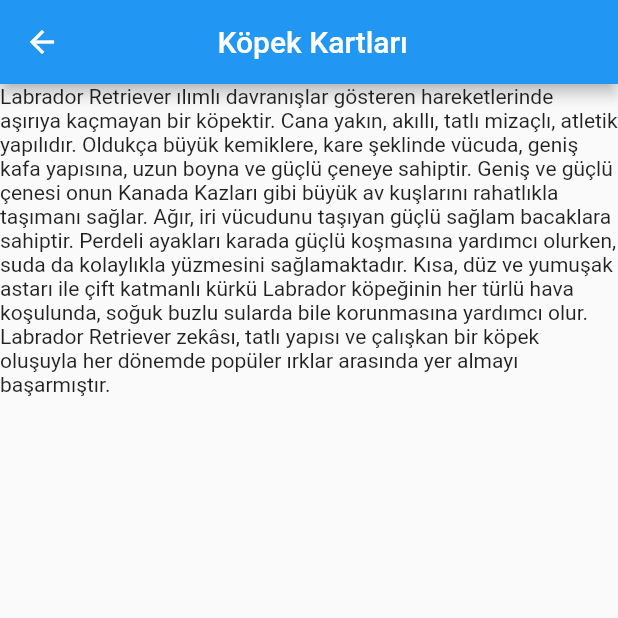
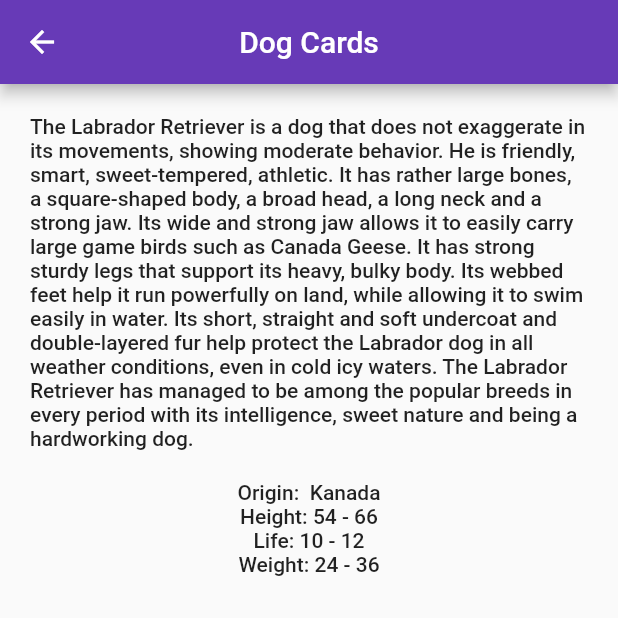
Before and after one commit to LadyAnyone/dog_cards_informations_app, a Flutter app: the DogDetailView screen opened directly with sample values from the repository, on a phone screen of 412 x 824 dp, the top half of it. Run offline on Flutter 3.47's test engine with Material 2 defaults, Android fonts, the light colour scheme and no system bars; network calls fail.

Commit message:
Corrections have been made.

```diff
--- a/lib/core/const/String.dart
+++ b/lib/core/const/String.dart
@@ -1,6 +1,10 @@
+
+
 class ProjectStrings {
-  static String title = ' Köpek Kartları';
-  static String projectLandingTitle = 'Köpek Türlerini Öğren';
-  static String landingViewExplanation = 'Köpek türlerini hemen öğrenmek için devam et.';
-  static String landingElevatedButtonText = 'Devam et bro!';
+  static String title = 'Dog Cards';
+  static String projectLandingTitle = 'Learn Dog Breeds';
+  static String landingViewExplanation =
+      'Continue to learn about dog breeds now.';
+  static String landingElevatedButtonText = 'Keep going!';
+  static String dogCardDetailButton = 'Detail';
 }
--- a/lib/core/const/dogs_list.dart
+++ /dev/null
@@ -1,2 +0,0 @@
-// ignore_for_file: public_member_api_docs, sort_constructors_first
-import 'package:flutter/material.dart';
--- /dev/null
+++ b/lib/core/const/media_quary.dart
@@ -0,0 +1,6 @@
+class ProjectMediaQuary {
+  static double minMediaQuarySize = 0.4;
+  static double mediumMediaQuarySize = 0.5;
+  static double largeMediaQuarySize = 50;
+  static double xLargeMediaQuarySize = 200;
+}
--- a/lib/product/dogs.dart
+++ b/lib/product/dogs.dart
@@ -1,7 +1,7 @@
+import 'package:dog_cards_informations_app/core/const/image_url.dart';
 import 'package:dog_cards_informations_app/models/dog_model.dart';
 import 'package:dog_cards_informations_app/models/range.dart';
 
-// localization dosyası ???????????????????????
 class DogsConstants {
   final List<Dog> dogs = [
     Dog(
@@ -10,27 +10,27 @@ class DogsConstants {
         originCountry: 'Kanada',
         heightRange: Range(min: 54, max: 66),
         weightRange: Range(min: 24, max: 36),
-        pictureURL: 'https://blog.petibom.com/wp-content/uploads/2021/10/yavru-sari-siyah-labrador-retriever-irki.jpg',
+        pictureURL: ProjectImageUrl.labrodorImageUrl,
         detail:
-            'Labrador Retriever ılımlı davranışlar gösteren hareketlerinde aşırıya kaçmayan bir köpektir. Cana yakın, akıllı, tatlı mizaçlı, atletik yapılıdır. Oldukça büyük kemiklere, kare şeklinde vücuda, geniş kafa yapısına, uzun boyna ve güçlü çeneye sahiptir. Geniş ve güçlü çenesi onun Kanada Kazları gibi büyük av kuşlarını rahatlıkla taşımanı sağlar. Ağır, iri vücudunu taşıyan güçlü sağlam bacaklara sahiptir. Perdeli ayakları karada güçlü koşmasına yardımcı olurken, suda da kolaylıkla yüzmesini sağlamaktadır. Kısa, düz ve yumuşak astarı ile çift katmanlı kürkü Labrador köpeğinin her türlü hava koşulunda, soğuk buzlu sularda bile korunmasına yardımcı olur. Labrador Retriever zekâsı, tatlı yapısı ve çalışkan bir köpek oluşuyla her dönemde popüler ırklar arasında yer almayı başarmıştır.'),
+            'The Labrador Retriever is a dog that does not exaggerate in its movements, showing moderate behavior. He is friendly, smart, sweet-tempered, athletic. It has rather large bones, a square-shaped body, a broad head, a long neck and a strong jaw. Its wide and strong jaw allows it to easily carry large game birds such as Canada Geese. It has strong sturdy legs that support its heavy, bulky body. Its webbed feet help it run powerfully on land, while allowing it to swim easily in water. Its short, straight and soft undercoat and double-layered fur help protect the Labrador dog in all weather conditions, even in cold icy waters. The Labrador Retriever has managed to be among the popular breeds in every period with its intelligence, sweet nature and being a hardworking dog.'),
     Dog(
-        name: 'Golden',
+        name: 'Golden Retriever',
         lifeTimeRange: Range(min: 10, max: 13),
         originCountry: 'İngiltere',
         heightRange: Range(min: 52, max: 61),
         weightRange: Range(min: 25, max: 34),
-        pictureURL: 'https://blog.petibom.com/wp-content/uploads/2021/09/Yavru-golden-retriever.jpg',
+        pictureURL: ProjectImageUrl.goldenImageUrl,
         detail:
-            'Golden Retriever bulunduğu ortamda sevimliliği, cana yakınlığı ve oyunculuğu ile tüm gözleri üzerine çekmektedir. Orta büyüklüğe sahip bu sevimli ırk, açık kahverengi ve krem tonlarındaki yumuşak ve göz alıcı bedeniyle kalpleri kazanır. Atletik, ve güçlü bir yapısı vardır. Güçlü ön ve arka ayakları ile karada olduğu gibi suda da hareket etme, avlanma yeteneğine sahiptir. Düz veya dalgalı kabarık kürke sahiptir. Dost canlısı olan Golden Retriever kısa sürede ailenizden birisi olur. Akıllı ve komutları uygulayabilen bir cins oldukları için eğitim süreci gösterilen düzene bağlı olarak kısa sürede tamamlanabilir. Aile üyeleri ile zaman geçirmekten hoşlanırlar ve sahibini memnun etmeye istekli tavırlar sergilerler. Golden Retriever ırkı sevilmeye ve sevgilerini göstermeye bayılır.'),
+            'The Golden Retriever attracts all eyes with its cuteness, friendliness and playfulness in its environment. This cute medium-sized breed wins hearts with its soft and eye-catching body in light brown and cream tones. He is athletic and has a strong build. With its strong fore and hind legs, it has the ability to move and hunt in water as well as on land. It has smooth or wavy fluffy fur. The friendly Golden Retriever quickly becomes a member of your family. Because they are intelligent and can execute commands, the training process can be completed in a short time depending on the layout shown. They enjoy spending time with family members and are eager to please their owner. The Golden Retriever breed loves to be petted and shown their love.'),
     Dog(
-        name: 'Sibiryi Kurdu',
-        lifeTimeRange: Range(min: 11, max: 15),
-        originCountry: 'Sibirya',
-        heightRange: Range(min: 50, max: 60),
-        weightRange: Range(min: 15, max: 27),
-        pictureURL:
-            'https://blog.petibom.com/wp-content/uploads/2021/10/mavi-gozlu-Siberian-husky-irki-ozellikleri.jpg',
-        detail:
-            'Sibirya Kurdu, güçlü, zeki, dayanıklı ve asil duruşlu bir köpektir. Sibirya Kurdu, Siberian Husky ve Arctic Husky adlarıyla anılmaktadır. Eğlenmeyi seven ve maceracı yer yer de yaramaz yapısı ile insanların hayatında yer almıştır. Orta büyüklükte, gücü, hızı, dayanıklılığıyla çalışan kızak köpeği olarak bilinir. Çok soğuk havalarda onu koruyan bir kürk yapısı vardır. Donmuş alanlarda, buzullar üzerinde orta hızda hafif yükleri, paketleri taşırlar. Genellikle keskin yüz ifadesine sahip olsa da Sibirya Kurdu arkadaş canlısı, sevecen, ilgili ve herkesle iyi anlaşabilen bir köpektir.'),
+      name: 'Husky',
+      lifeTimeRange: Range(min: 11, max: 15),
+      originCountry: 'Sibirya',
+      heightRange: Range(min: 50, max: 60),
+      weightRange: Range(min: 15, max: 27),
+      pictureURL: ProjectImageUrl.huskyImageUrl,
+      detail:
+          'The Siberian Husky is a strong, intelligent, resilient and noble dog. It is called Siberian Husky, Siberian Husky and Arctic Husky. It has taken place in people\'s lives with its fun-loving and adventurous and sometimes mischievous nature. It is known as a working sled dog with medium size, strength, speed and endurance. It has a fur structure that protects it in very cold weather. They carry light loads, packages at medium speed on frozen areas, on glaciers. Although he usually has a sharp facial expression, the Siberian Husky is a friendly, affectionate, caring dog that gets along well with everyone.',
+    )
   ];
 }
--- a/lib/views/dog_detail_view.dart
+++ b/lib/views/dog_detail_view.dart
@@ -1,4 +1,5 @@
 // ignore_for_file: public_member_api_docs, sort_constructors_first
+import 'package:dog_cards_informations_app/core/const/padding.dart';
 import 'package:flutter/material.dart';
 
 import 'package:dog_cards_informations_app/core/const/string.dart';
@@ -27,9 +28,26 @@ class _DogDetailViewState extends State<DogDetailView> {
       ),
       body: Column(
         children: [
+          Padding(
+            padding: ProjectPadding.projectMediumAllPadding,
+            child: Text(
+              widget.dog.detail,
+              style: Theme.of(context).textTheme.labelLarge,
+            ),
+          ),
           Text(
-            widget.dog.detail,
+            'Origin:  ${widget.dog.originCountry}',
+            style: Theme.of(context).textTheme.bodyLarge,
           ),
+          Text(
+              'Height: ${widget.dog.heightRange.min.toString()} - ${widget.dog.heightRange.max.toString()}',
+              style: Theme.of(context).textTheme.bodyLarge),
+          Text(
+              'Life: ${widget.dog.lifeTimeRange.min.toString()} - ${widget.dog.lifeTimeRange.max.toString()}',
+              style: Theme.of(context).textTheme.bodyLarge),
+          Text(
+              'Weight: ${widget.dog.weightRange.min.toString()} - ${widget.dog.weightRange.max.toString()}',
+              style: Theme.of(context).textTheme.bodyLarge),
         ],
       ),
     );
```
Also changed, not shown: lib/core/const/image_url.dart (added, +10 -0 lines), lib/main.dart (+3 -9 lines), lib/product/dog_card.dart (+18 -16 lines), lib/views/dogs_card_view.dart (+3 -16 lines), lib/views/landing_page.dart (+12 -10 lines).
